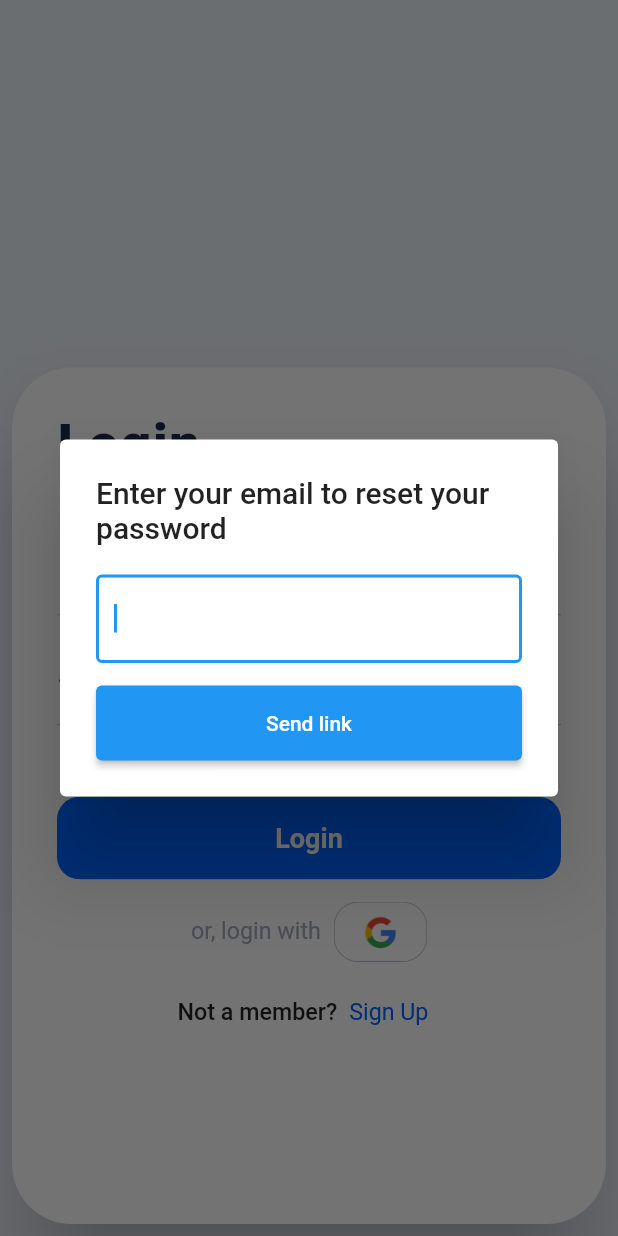
After one commit to tahirgani07/task_bridge, a Flutter app: the screen it shows after launch, after a tap on "Forgot password?", on a phone screen of 412 x 824 dp. The commit adds this screen. Run offline on Flutter 3.47's test engine with Material 2 defaults, Android fonts, the phone set to English and light mode, and no system bars; our stand-ins replace another_flushbar, cached_network_image, cloud_firestore, firebase_auth, firebase_core, firebase_storage and 4 more; accounts and stored records are empty; project files that could hold a hidden picture were left out.

Commit message:
added forgot password module

```diff
--- a/lib/models/authentication/auth.dart
+++ b/lib/models/authentication/auth.dart
@@ -135,6 +135,14 @@ class AuthService with ChangeNotifier {
     ];
   }
 
+  sendResetLink(String email) async {
+    try {
+      await firebaseAuth.sendPasswordResetEmail(email: email);
+    } catch (er) {
+      setMessage(er.toString());
+    }
+  }
+
   void setLoading(bool val) {
     _isLoading = val;
     notifyListeners();
--- /dev/null
+++ b/lib/screens/authentication/forgot_password_dialog.dart
@@ -0,0 +1,87 @@
+import 'package:another_flushbar/flushbar.dart';
+import 'package:flutter/material.dart';
+import 'package:provider/provider.dart';
+import 'package:task_bridge/models/authentication/auth.dart';
+import 'package:task_bridge/others/my_alerts/show_alert.dart';
+
+class ForgotPasswordDialog extends StatefulWidget {
+  @override
+  _ForgotPasswordDialogState createState() => _ForgotPasswordDialogState();
+}
+
+class _ForgotPasswordDialogState extends State<ForgotPasswordDialog> {
+  final _formKey = GlobalKey<FormState>();
+  TextEditingController _emailCtl = TextEditingController();
+  AuthService? _auth;
+  @override
+  Widget build(BuildContext context) {
+    _auth = Provider.of<AuthService>(context);
+
+    return AlertDialog(
+      scrollable: true,
+      title: Text("Enter your email to reset your password"),
+      content: Form(
+        key: _formKey,
+        child: Column(
+          mainAxisSize: MainAxisSize.min,
+          children: [
+            TextFormField(
+              controller: _emailCtl,
+              autofocus: true,
+              validator: _emailValidator,
+              decoration: InputDecoration(
+                border: OutlineInputBorder(),
+                enabledBorder: OutlineInputBorder(),
+              ),
+            ),
+            SizedBox(height: 15),
+            SizedBox(
+              width: double.infinity,
+              height: 50,
+              child: ElevatedButton(
+                onPressed: _sendResetLink,
+                child: Text("Send link"),
+              ),
+            ),
+          ],
+        ),
+      ),
+    );
+  }
+
+  _sendResetLink() async {
+    if (!_formKey.currentState!.validate()) return;
+    ShowAlert.showLoadingDialog(context);
+    await _auth!.sendResetLink(_emailCtl.text);
+    ShowAlert.dismissLoadingDialog(context);
+    String er = _auth!.errorMessage;
+    if (er.isNotEmpty) {
+      Flushbar(
+        title: "Error",
+        message: er,
+        duration: Duration(seconds: 3),
+      ).show(context);
+    } else {
+      Navigator.of(context).pop();
+      Flushbar(
+        title: "Success",
+        message: "Reset link sent! Check your email",
+        duration: Duration(seconds: 3),
+      ).show(context);
+    }
+  }
+
+  String? _emailValidator(String? val) {
+    val = val!.trim();
+    val = val.trimLeft();
+    val = val.trimRight();
+    if (val.isEmpty) return "Please enter an email";
+
+    const pattern = r'^[\w-\.]+@([\w-]+\.)+[\w-]{2,4}$';
+    final regExp = RegExp(pattern);
+
+    if (!regExp.hasMatch(val)) return "Email is invalid";
+
+    return null;
+  }
+}
--- a/lib/screens/authentication/login.dart
+++ b/lib/screens/authentication/login.dart
@@ -3,6 +3,7 @@ import 'package:flutter/material.dart';
 import 'package:provider/provider.dart';
 import 'package:task_bridge/models/authentication/auth.dart';
 import 'package:task_bridge/others/my_colors.dart';
+import 'package:task_bridge/screens/authentication/forgot_password_dialog.dart';
 import 'package:task_bridge/screens/authentication/sign_up.dart';
 import 'package:task_bridge/screens/select_profile_type/select_profile_type.dart';
 
@@ -78,7 +79,20 @@ class _LoginScreenState extends State<LoginScreen> {
                           obscureText: true,
                           validator: _passwordValidator,
                         ),
-                        SizedBox(height: 30),
+                        Row(
+                          mainAxisAlignment: MainAxisAlignment.end,
+                          children: [
+                            TextButton(
+                                onPressed: () async {
+                                  await showDialog(
+                                      context: context,
+                                      builder: (context) {
+                                        return ForgotPasswordDialog();
+                                      });
+                                },
+                                child: Text("Forgot password?")),
+                          ],
+                        ),
                         ClipRRect(
                           borderRadius: BorderRadius.circular(15),
                           child: MaterialButton(
```
